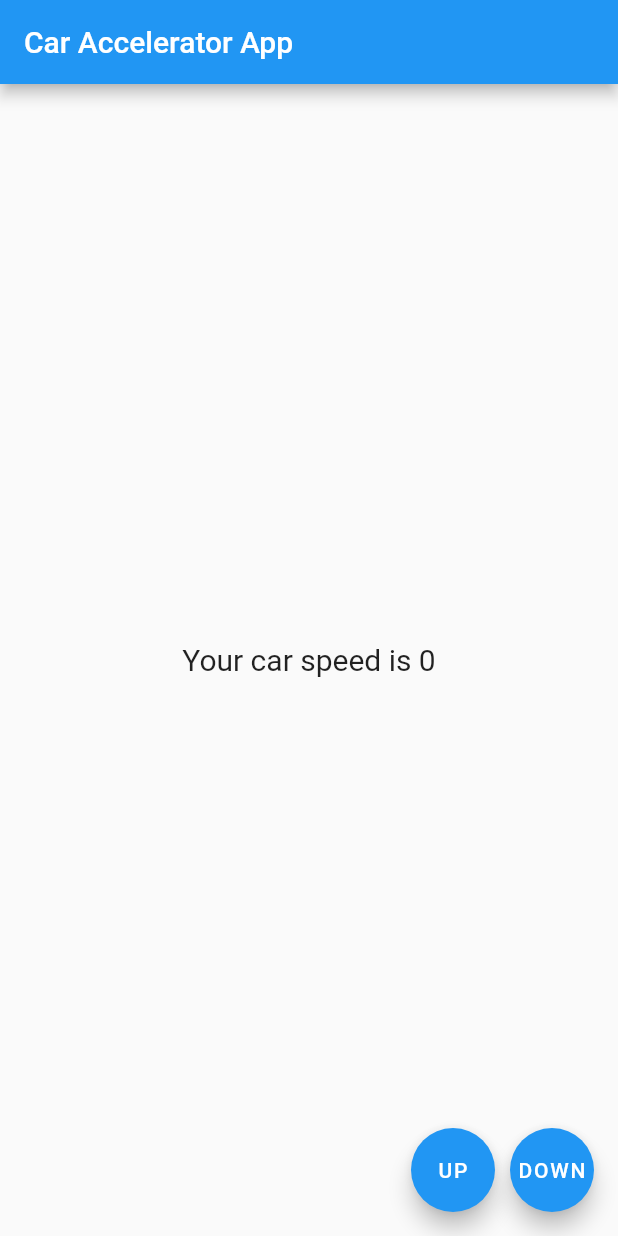
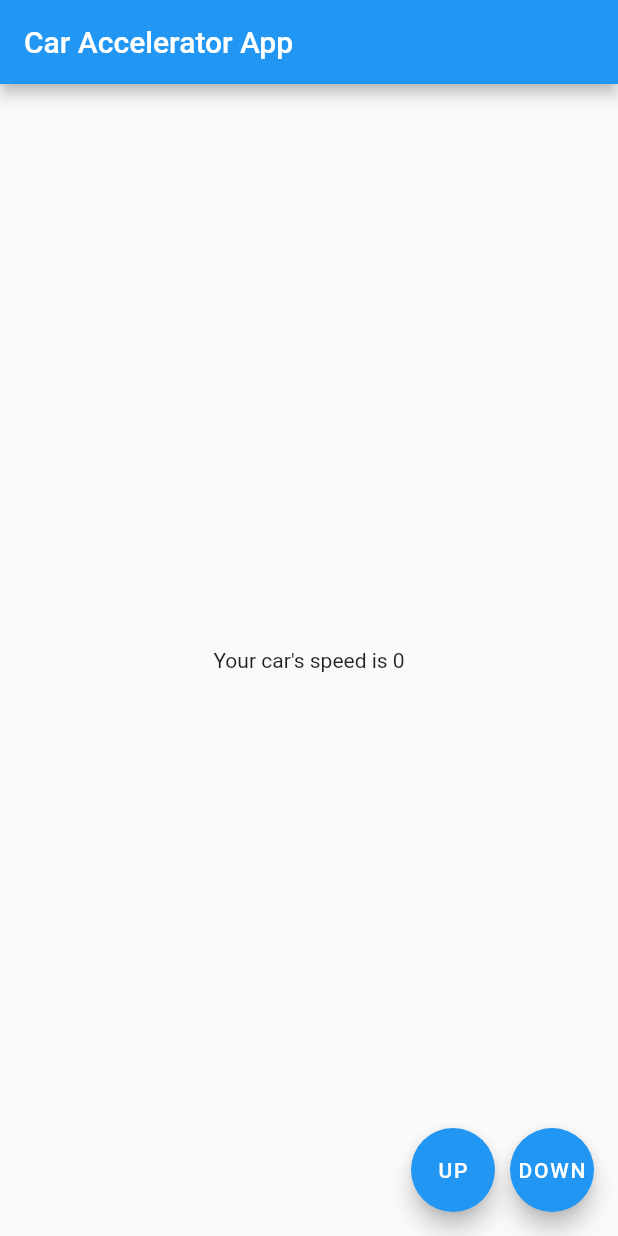
Before and after one commit to ineffable-span/bloc_pattern, a Flutter app: the screen it shows after launch, on a phone screen of 412 x 824 dp. Run offline on Flutter 3.47's test engine with Material 2 defaults, Android fonts, the phone set to English and light mode, and no system bars.

Commit message:
Update Scaffold:body to StreamBuilder()

```diff
--- a/lib/main.dart
+++ b/lib/main.dart
@@ -1,8 +1,14 @@
+import 'package:bloc_pattern/bloc_pattern/speed_bloc.dart' show SpeedBloc;
 import 'package:flutter/material.dart';
+
+import 'bloc_pattern/speed_event.dart';
 
 void main() => runApp(CarAcceleratorApp());
 
 class CarAcceleratorApp extends StatelessWidget {
+  // Declare and initialize a BLoC var.
+  final SpeedBloc _speedBloc = SpeedBloc();
+
   @override
   Widget build(BuildContext context) {
     return MaterialApp(
@@ -10,11 +16,12 @@ class CarAcceleratorApp extends StatelessWidget {
         appBar: AppBar(
           title: Text('Car Accelerator App'),
         ),
-        body: Container(
-          child: Center(
-            child: Text(
-              'Your car speed is 0',
-              style: TextStyle(fontSize: 20.0),
+        body: StreamBuilder(
+          stream: _speedBloc.speedStream,
+          initialData: 0,
+          builder: (BuildContext context, AsyncSnapshot snapshot) => Container(
+            child: Center(
+              child: Text('Your car\'s speed is ${snapshot.data}'),
             ),
           ),
         ),
@@ -22,12 +29,12 @@ class CarAcceleratorApp extends StatelessWidget {
           mainAxisAlignment: MainAxisAlignment.end,
           children: <Widget>[
             FloatingActionButton(
-              onPressed: () {},
+              onPressed: () => _speedBloc.eventSink.add(SpeedUpEvent()),
               child: Text('UP'),
             ),
             SizedBox(width: 10),
             FloatingActionButton(
-              onPressed: () {},
+              onPressed: () => _speedBloc.eventSink.add(SpeedDownEvent()),
               child: Text('DOWN'),
             )
           ],
```
